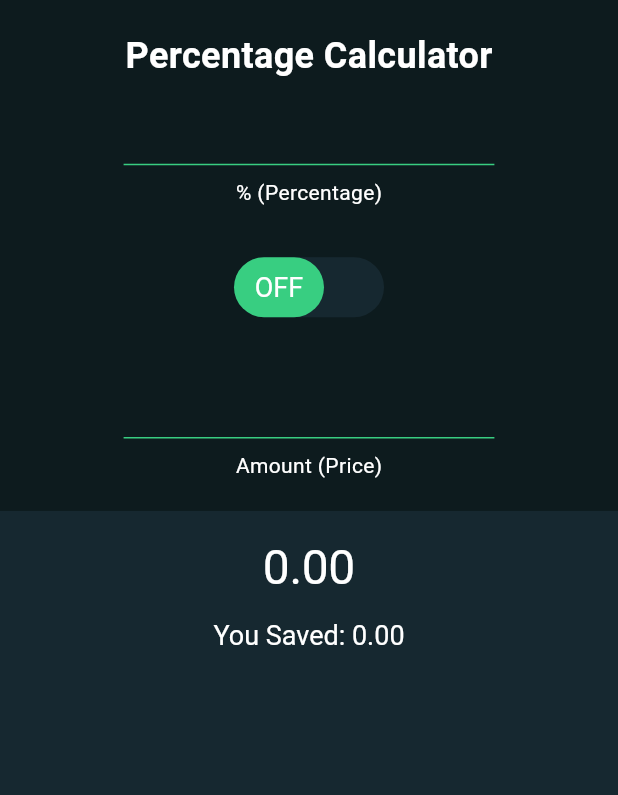
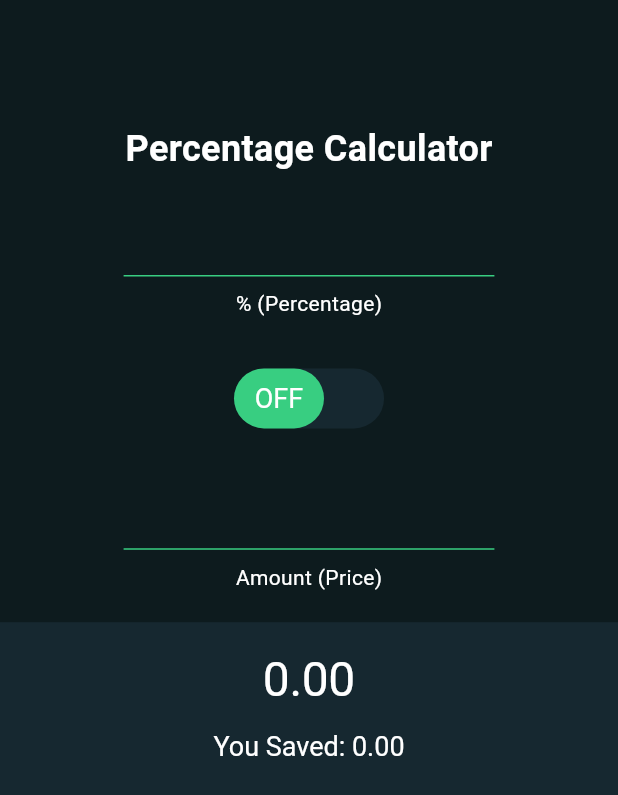
Before and after one commit to kei-2k3/tools-for-you, a Flutter app: the screen it shows after launch, on a phone screen of 412 x 824 dp. Shown: the top 795 px of the screen. Run offline on Flutter 3.47's test engine with Material 3 defaults, Android fonts, the phone set to English and light mode, and no system bars; our stand-ins replace flutter_riverpod, gap, responsive_framework, riverpod_annotation; generated files the repository leaves out were written again.

Commit message:
Modified: ui changes.

```diff
--- a/lib/core/widgets/textfield/k_textfield.dart
+++ b/lib/core/widgets/textfield/k_textfield.dart
@@ -13,7 +13,7 @@ class KTextfield extends StatelessWidget {
       controller: controller,
       keyboardType: keyboardType ?? TextInputType.number,
       textAlign: TextAlign.center,
-      style: Theme.of(context).textTheme.bodyMedium,
+      style: Theme.of(context).textTheme.displayMedium,
       decoration: InputDecoration(
         enabledBorder: UnderlineInputBorder(
           borderSide: BorderSide(color: AppColor.kPrimary),
--- a/lib/feature/home/presentation/ui/home_view.dart
+++ b/lib/feature/home/presentation/ui/home_view.dart
@@ -48,7 +48,13 @@ class _HomeViewState extends ConsumerState<HomeView> {
           width: context.screenWidth,
           height: context.screenHeight,
           child: Column(
+            crossAxisAlignment: CrossAxisAlignment.center,
             children: [
+              Gap(context.screenHeight * 0.1),
+              const Text(
+                'Percentage Calculator',
+                style: TextStyle(fontSize: 24, fontWeight: FontWeight.bold),
+              ),
               Padding(
                 padding: EdgeInsets.symmetric(
                     horizontal: context.screenWidth * 0.2, vertical: 20),
@@ -56,11 +62,6 @@ class _HomeViewState extends ConsumerState<HomeView> {
                   crossAxisAlignment: CrossAxisAlignment.center,
                   spacing: context.screenHeight * 0.01,
                   children: [
-                    const Text(
-                      'Percentage Calculator',
-                      style:
-                          TextStyle(fontSize: 24, fontWeight: FontWeight.bold),
-                    ),
                     KTextfield(
                       controller: _percentController,
                     ),
```
